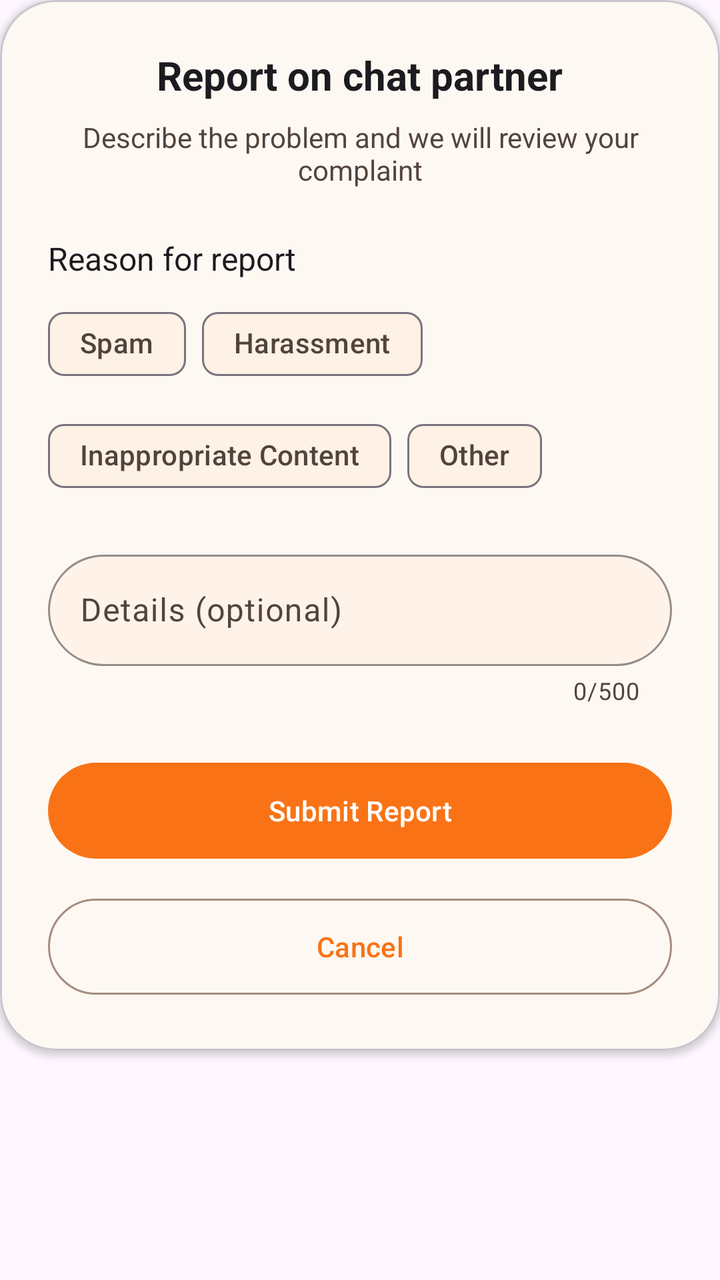
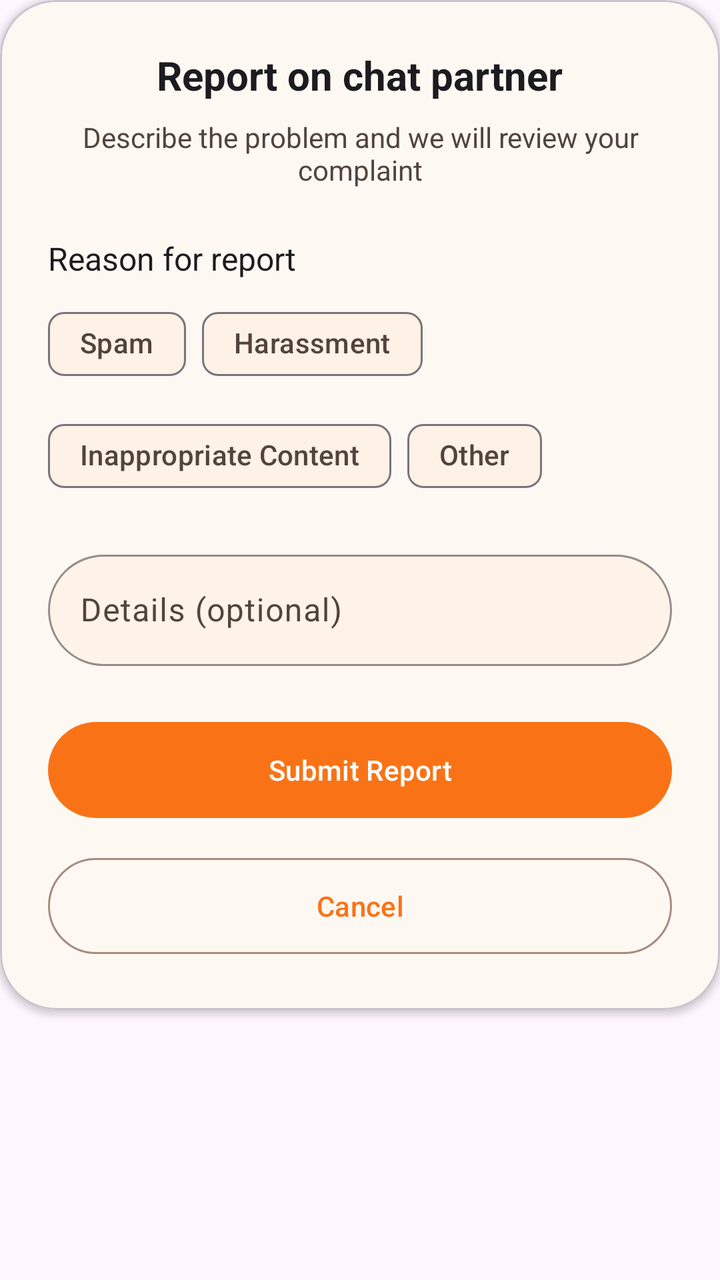

Compare the two renders of this Android layout. The source of the first and the diff that turns it into the second are given below.
<!-- AndroidManifest.xml: application theme Theme.Common_Ground -->
<!-- res/layout/fragment_report_dialog.xml -->
<?xml version="1.0" encoding="utf-8"?>
<ScrollView xmlns:android="http://schemas.android.com/apk/res/android"
    xmlns:app="http://schemas.android.com/apk/res-auto"
    android:layout_width="match_parent"
    android:layout_height="wrap_content"
    android:maxHeight="500dp">

    <com.google.android.material.card.MaterialCardView
        android:layout_width="match_parent"
        android:layout_height="wrap_content"
        style="@style/CardView.Rounded"
        app:cardCornerRadius="@dimen/corner_radius_28"
        app:cardElevation="@dimen/elevation_2">

        <LinearLayout
            android:layout_width="match_parent"
            android:layout_height="wrap_content"
            android:orientation="vertical"
            android:padding="@dimen/spacing_24"
            android:gravity="center">

            <TextView
                android:layout_width="wrap_content"
                android:layout_height="wrap_content"
                android:text="@string/report_title"
                android:textColor="@color/md_on_surface"
                android:textSize="@dimen/text_xl"
                android:textStyle="bold"
                android:layout_marginBottom="@dimen/spacing_8"
                android:gravity="center" />

            <TextView
                android:layout_width="wrap_content"
                android:layout_height="wrap_content"
                android:text="@string/report_description"
                android:textColor="@color/md_on_surface_variant"
                android:textSize="@dimen/text_sm"
                android:layout_marginBottom="@dimen/spacing_24"
                android:gravity="center" />

            <TextView
                android:layout_width="match_parent"
                android:layout_height="wrap_content"
                android:text="@string/report_reason_title"
                android:textColor="@color/md_on_surface"
                android:textSize="@dimen/text_base"
                android:layout_marginBottom="@dimen/spacing_8" />

            <com.google.android.material.chip.ChipGroup
                android:id="@+id/reason_chip_group"
                android:layout_width="match_parent"
                android:layout_height="wrap_content"
                app:chipSpacingHorizontal="@dimen/spacing_8"
                app:chipSpacingVertical="@dimen/spacing_8"
                android:layout_marginBottom="@dimen/spacing_20"
                app:singleSelection="true">

                <com.google.android.material.chip.Chip
                    android:id="@+id/reason_spam"
                    android:layout_width="wrap_content"
                    android:layout_height="wrap_content"
                    android:text="@string/reason_spam"
                    style="@style/Widget.Material3.Chip.Filter" />

                <com.google.android.material.chip.Chip
                    android:id="@+id/reason_harassment"
                    android:layout_width="wrap_content"
                    android:layout_height="wrap_content"
                    android:text="@string/reason_harassment"
                    style="@style/Widget.Material3.Chip.Filter" />

                <com.google.android.material.chip.Chip
                    android:id="@+id/reason_inappropriate"
                    android:layout_width="wrap_content"
                    android:layout_height="wrap_content"
                    android:text="@string/reason_inappropriate"
                    style="@style/Widget.Material3.Chip.Filter" />

                <com.google.android.material.chip.Chip
                    android:id="@+id/reason_other"
                    android:layout_width="wrap_content"
                    android:layout_height="wrap_content"
                    android:text="@string/reason_other"
                    style="@style/Widget.Material3.Chip.Filter" />

            </com.google.android.material.chip.ChipGroup>

            <com.google.android.material.textfield.TextInputLayout
                style="@style/TextInputLayout.Rounded"
                android:layout_width="match_parent"
                android:layout_height="wrap_content"
                android:layout_marginBottom="@dimen/spacing_24"
                app:counterEnabled="true"
                app:counterMaxLength="500">

                <com.google.android.material.textfield.TextInputEditText
                    android:id="@+id/details_edit_text"
                    android:layout_width="match_parent"
                    android:layout_height="wrap_content"
                    android:hint="@string/report_details"
                    android:inputType="textMultiLine"
                    android:maxLines="5"
                    android:textColor="@color/md_on_surface"
                    android:textSize="@dimen/text_base" />

            </com.google.android.material.textfield.TextInputLayout>

            <com.google.android.material.button.MaterialButton
                android:id="@+id/submit_report_button"
                android:layout_width="match_parent"
                android:layout_height="@dimen/button_height"
                style="@style/Button.Filled"
                android:text="@string/submit_report" />

            <com.google.android.material.button.MaterialButton
                android:id="@+id/cancel_report_button"
                android:layout_width="match_parent"
                android:layout_height="@dimen/button_height"
                style="@style/Button.Outlined"
                android:text="@string/cancel"
                android:layout_marginTop="@dimen/spacing_12" />

        </LinearLayout>

    </com.google.android.material.card.MaterialCardView>

</ScrollView>
<!-- resources referenced by this layout -->
<resources>
  <color name="md_on_surface">#1C1B1F</color>
  <color name="md_on_surface_variant">#52443C</color>
  <dimen name="button_height">56dp</dimen>
  <dimen name="corner_radius_28">28dp</dimen>
  <dimen name="elevation_2">2dp</dimen>
  <dimen name="spacing_12">12dp</dimen>
  <dimen name="spacing_20">20dp</dimen>
  <dimen name="spacing_24">24dp</dimen>
  <dimen name="spacing_8">8dp</dimen>
  <dimen name="text_base">16sp</dimen>
  <dimen name="text_sm">14sp</dimen>
  <dimen name="text_xl">20sp</dimen>
  <string name="cancel">Cancel</string>
  <string name="reason_harassment">Harassment</string>
  <string name="reason_inappropriate">Inappropriate Content</string>
  <string name="reason_other">Other</string>
  <string name="reason_spam">Spam</string>
  <string name="report_description">Describe the problem and we will review your complaint</string>
  <string name="report_details">Details (optional)</string>
  <string name="report_reason_title">Reason for report</string>
  <string name="report_title">Report on chat partner</string>
  <string name="submit_report">Submit Report</string>
  <style name="Button.Filled" parent="Widget.Material3.Button">
          <item name="backgroundTint">@color/md_primary</item>
          <item name="android:textColor">@color/md_on_primary</item>
          <item name="cornerRadius">@dimen/corner_radius_full</item>
          <item name="android:elevation">@dimen/elevation_1</item>
          <item name="android:minHeight">@dimen/button_height</item>
      </style>
  <style name="Button.Outlined" parent="Widget.Material3.Button.OutlinedButton">
          <item name="strokeColor">@color/md_outline</item>
          <item name="android:textColor">@color/md_primary</item>
          <item name="cornerRadius">@dimen/corner_radius_full</item>
          <item name="android:minHeight">@dimen/button_height</item>
      </style>
  <style name="CardView.Rounded" parent="CardView">
          <item name="cardCornerRadius">@dimen/corner_radius_20</item>
          <item name="cardElevation">@dimen/elevation_2</item>
          <item name="cardBackgroundColor">@color/md_surface_container_low</item>
      </style>
  <style name="TextInputLayout.Rounded" parent="Widget.Material3.TextInputLayout.OutlinedBox">
          <item name="boxCornerRadiusBottomStart">@dimen/corner_radius_full</item>
          <item name="boxCornerRadiusBottomEnd">@dimen/corner_radius_full</item>
          <item name="boxCornerRadiusTopStart">@dimen/corner_radius_full</item>
          <item name="boxCornerRadiusTopEnd">@dimen/corner_radius_full</item>
          <item name="boxBackgroundColor">@color/md_surface_container_high</item>
          <item name="hintTextColor">@color/md_on_surface_variant</item>
          <item name="boxStrokeColor">@android:color/transparent</item>
      </style>
  <color name="md_primary">#F97316</color>
  <color name="md_on_primary">#FFFFFF</color>
  <dimen name="corner_radius_full">50dp</dimen>
  <dimen name="elevation_1">1dp</dimen>
  <color name="md_outline">#A58D7F</color>
  <dimen name="corner_radius_20">20dp</dimen>
  <color name="md_surface_container_low">#FEF8F3</color>
  <color name="md_surface_container_high">#FFF3E9</color>
  <color name="md_primary_container">#FFEDD5</color>
  <color name="md_on_primary_container">#7C2D12</color>
  <color name="md_secondary">#EF4444</color>
  <color name="md_on_secondary">#FFFFFF</color>
  <color name="md_secondary_container">#FEE2E2</color>
  <color name="md_on_secondary_container">#7F1D1D</color>
  <color name="md_tertiary">#FBBF24</color>
  <color name="md_on_tertiary">#422006</color>
  <color name="md_tertiary_container">#FEF3C7</color>
  <color name="md_on_tertiary_container">#78350F</color>
  <color name="md_surface">#FFFBF5</color>
  <color name="md_surface_variant">#FFF7ED</color>
  <color name="md_surface_container">#FFF7ED</color>
  <!-- unchanged entries left out for length: 1 -->
</resources>

<!-- the commit's change to res/layout/fragment_report_dialog.xml (unified diff, before → after) -->
@@ -89,9 +89,7 @@
                 style="@style/TextInputLayout.Rounded"
                 android:layout_width="match_parent"
                 android:layout_height="wrap_content"
-                android:layout_marginBottom="@dimen/spacing_24"
-                app:counterEnabled="true"
-                app:counterMaxLength="500">
+                android:layout_marginBottom="@dimen/spacing_24">
 
                 <com.google.android.material.textfield.TextInputEditText
                     android:id="@+id/details_edit_text"
@@ -99,7 +97,7 @@
                     android:layout_height="wrap_content"
                     android:hint="@string/report_details"
                     android:inputType="textMultiLine"
-                    android:maxLines="5"
+                    android:maxLines="3"
                     android:textColor="@color/md_on_surface"
                     android:textSize="@dimen/text_base" />
 
